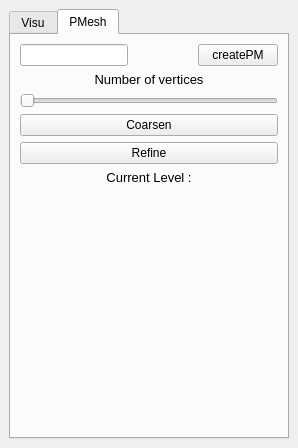
First picture: the form in src/VDPMesh_App.ui, repository abletterer/Multi-Triangulation, before the edit.
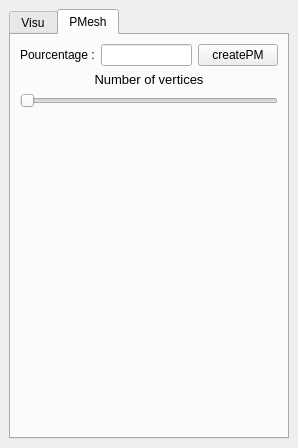
Second picture: the form after the edit.

Commit message: Première application utilisation des Progressive Mesh simples

```diff
--- a/src/VDPMesh_App.ui
+++ b/src/VDPMesh_App.ui
@@ -117,17 +117,6 @@
         <string>PMesh</string>
        </attribute>
        <layout class="QGridLayout" name="gridLayout_2">
-        <item row="6" column="0">
-         <widget class="QLabel" name="label_currentLevel">
-          <property name="text">
-           <string>&lt;!DOCTYPE HTML PUBLIC &quot;-//W3C//DTD HTML 4.0//EN&quot; &quot;http://www.w3.org/TR/REC-html40/strict.dtd&quot;&gt;
-&lt;html&gt;&lt;head&gt;&lt;meta name=&quot;qrichtext&quot; content=&quot;1&quot; /&gt;&lt;style type=&quot;text/css&quot;&gt;
-p, li { white-space: pre-wrap; }
-&lt;/style&gt;&lt;/head&gt;&lt;body style=&quot; font-family:'Ubuntu'; font-size:11pt; font-weight:400; font-style:normal;&quot;&gt;
-&lt;p align=&quot;center&quot; style=&quot; margin-top:0px; margin-bottom:0px; margin-left:0px; margin-right:0px; -qt-block-indent:0; text-indent:0px;&quot;&gt;&lt;span style=&quot; font-family:'Sans'; font-size:10pt;&quot;&gt;Current Level :&lt;/span&gt;&lt;/p&gt;&lt;/body&gt;&lt;/html&gt;</string>
-          </property>
-         </widget>
-        </item>
         <item row="3" column="0">
          <widget class="QSlider" name="slider_vertexNumber">
           <property name="orientation">
@@ -135,13 +124,6 @@
           </property>
          </widget>
         </item>
-        <item row="5" column="0">
-         <widget class="QPushButton" name="pushButton_refine">
-          <property name="text">
-           <string>Refine</string>
-          </property>
-         </widget>
-        </item>
         <item row="1" column="0">
          <widget class="QLabel" name="label_numberVertex">
           <property name="text">
@@ -153,14 +135,7 @@
           </property>
          </widget>
         </item>
-        <item row="4" column="0">
-         <widget class="QPushButton" name="pushButton_coarsen">
-          <property name="text">
-           <string>Coarsen</string>
-          </property>
-         </widget>
-        </item>
-        <item row="10" column="0">
+        <item row="7" column="0">
          <spacer name="verticalSpacer_3">
           <property name="orientation">
            <enum>Qt::Vertical</enum>
@@ -176,20 +151,14 @@
         <item row="0" column="0">
          <layout class="QHBoxLayout" name="horizontalLayout_2">
           <item>
-           <widget class="QLineEdit" name="lineEdit_pourcent"/>
+           <widget class="QLabel" name="label">
+            <property name="text">
+             <string>Pourcentage :</string>
+            </property>
+           </widget>
           </item>
           <item>
-           <spacer name="horizontalSpacer">
-            <property name="orientation">
-             <enum>Qt::Horizontal</enum>
-            </property>
-            <property name="sizeHint" stdset="0">
-             <size>
-              <width>40</width>
-              <height>20</height>
-             </size>
-            </property>
-           </spacer>
+           <widget class="QLineEdit" name="lineEdit_pourcent"/>
           </item>
           <item>
            <widget class="QPushButton" name="pushButton_createPM">
```
The commit also changes 2 other files.
